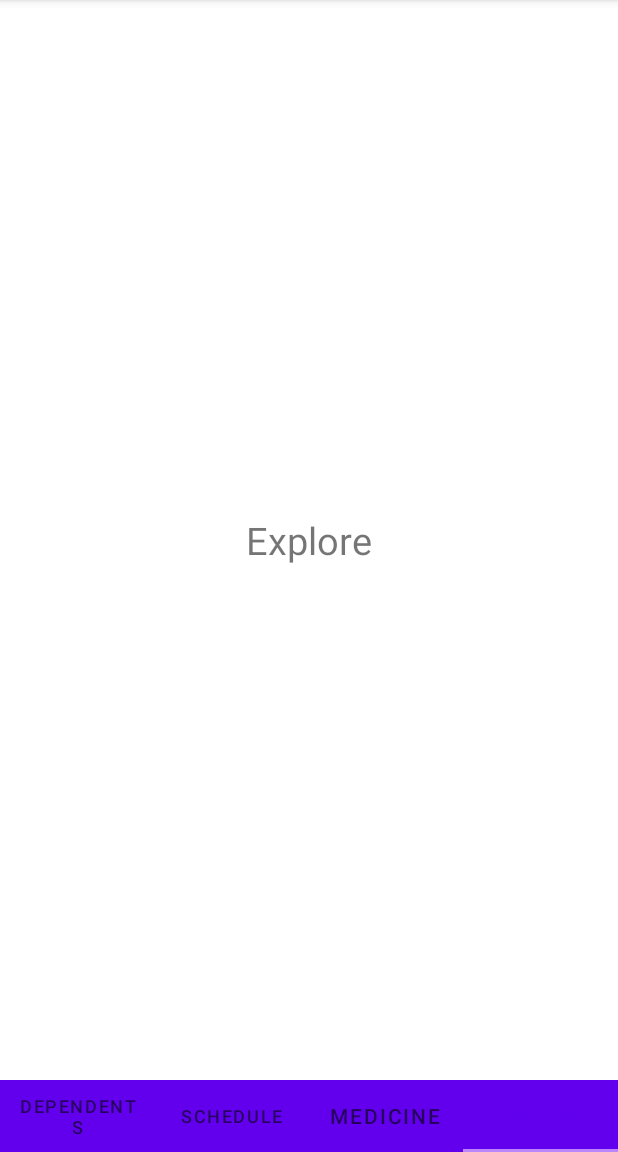
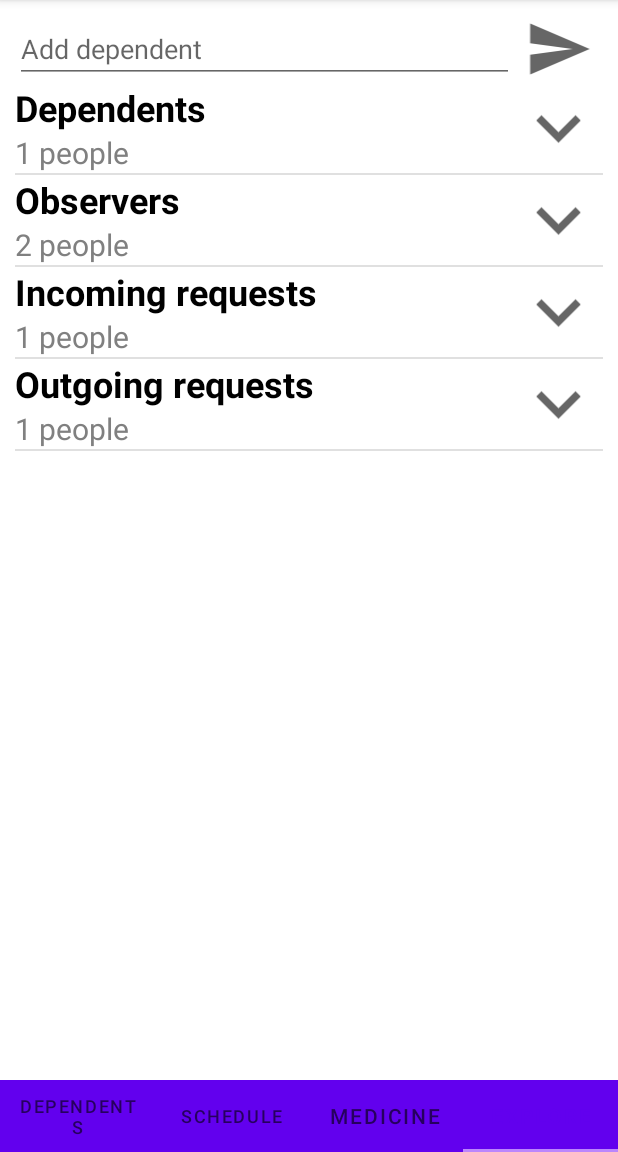
Before and after one commit to OSLL/adfmp1h22-pills-notifier, an Android app: the screen it shows after launch (MainActivity), item 4 of the bottom bar chosen, on a phone screen of 412 x 824 dp, the part 84-1236 px from its top. Run offline under Robolectric (Android 15) with nearby library versions, the phone set to English and light mode, and no system bars.

Commit message:
Add explore tab UI

```diff
--- a/app/src/main/java/com/example/pillnotifier/adapters/DependentWithTakesAdapter.kt
+++ b/app/src/main/java/com/example/pillnotifier/adapters/DependentWithTakesAdapter.kt
@@ -21,12 +21,11 @@ class DependentWithTakesAdapter(
         return DependentWithTakesAdapter.ViewHolder(view)
     }
 
-
     override fun onBindViewHolder(holder: ViewHolder, position: Int) {
         val dependentWithTakes = dependentsWithTakes[position]
 
-        holder.userNameTV.text = dependentWithTakes.name
-        holder.userNicknameTV.text = "@" + dependentWithTakes.nickname
+        holder.userNameTV.text = dependentWithTakes.dependentProfile.name
+        holder.userNicknameTV.text = "@" + dependentWithTakes.dependentProfile.nickname
 
         holder.dependentScheduleRV.adapter =
             MedicineTakeAdapter(context, dependentWithTakes.medicineTakes, Rights.READ)
@@ -52,9 +51,7 @@ class DependentWithTakesAdapter(
         })
     }
 
-    override fun getItemCount(): Int {
-        return dependentsWithTakes.size
-    }
+    override fun getItemCount(): Int = dependentsWithTakes.size
 
     class ViewHolder(itemView: View) : RecyclerView.ViewHolder(itemView) {
         val userNameTV: TextView
--- a/app/src/main/java/com/example/pillnotifier/adapters/MedicineTakeAdapter.kt
+++ b/app/src/main/java/com/example/pillnotifier/adapters/MedicineTakeAdapter.kt
@@ -18,7 +18,7 @@ enum class Rights {
     WRITE
 }
 
-class MedicineTakeAdapter(
+class MedicineTakeAdapter (
     private val context: Context,
     private val medicines: List<MedicineTake>,
     private val rights: Rights
--- /dev/null
+++ b/app/src/main/java/com/example/pillnotifier/adapters/ProfileAdapter.kt
@@ -0,0 +1,32 @@
+package com.example.pillnotifier.adapters
+
+import android.content.Context
+import android.view.LayoutInflater
+import android.view.View
+import android.view.ViewGroup
+import androidx.recyclerview.widget.RecyclerView
+import com.example.pillnotifier.R
+import com.example.pillnotifier.adapters.holders.AbstractProfileViewHolder
+import com.example.pillnotifier.model.Profile
+
+typealias ProfileAdapterCreator<ViewHolderType> =  (Context, List<Profile>) -> ProfileAdapter<ViewHolderType>
+
+class ProfileAdapter<ViewHolderType : AbstractProfileViewHolder>(
+    private val context: Context,
+    private val profiles: List<Profile>,
+    private val profile_item_layout_id: Int,
+    private val holderCreator: (View) -> ViewHolderType
+) : RecyclerView.Adapter<ViewHolderType>() {
+    private val layoutInflater = LayoutInflater.from(context)
+    override fun onCreateViewHolder(parent: ViewGroup, viewType: Int): ViewHolderType {
+        val view: View = layoutInflater.inflate(profile_item_layout_id, parent, false)
+        return holderCreator(view)
+    }
+
+    override fun onBindViewHolder(holder: ViewHolderType, position: Int) {
+        val profile = profiles[position]
+        holder.onBind(profile)
+    }
+
+    override fun getItemCount(): Int = profiles.size
+}
--- /dev/null
+++ b/app/src/main/java/com/example/pillnotifier/adapters/ProfilesListAdapter.kt
@@ -0,0 +1,69 @@
+package com.example.pillnotifier.adapters
+
+import android.content.Context
+import android.view.LayoutInflater
+import android.view.View
+import android.view.ViewGroup
+import android.widget.ImageView
+import android.widget.TextView
+import androidx.recyclerview.widget.DividerItemDecoration
+import androidx.recyclerview.widget.RecyclerView
+import com.example.pillnotifier.R
+import com.example.pillnotifier.adapters.holders.AbstractProfileViewHolder
+import com.example.pillnotifier.model.ProfilesList
+
+class ProfilesListAdapter<ViewHolderType : AbstractProfileViewHolder>(
+    private val context: Context,
+    private val profilesListsWithAdapterCreators: List<Pair<ProfilesList, ProfileAdapterCreator<ViewHolderType>>>,
+) : RecyclerView.Adapter<ProfilesListAdapter.ViewHolder>() {
+    override fun onCreateViewHolder(
+        parent: ViewGroup,
+        viewType: Int
+    ): ProfilesListAdapter.ViewHolder {
+        val view: View =
+            LayoutInflater.from(context).inflate(R.layout.profiles_list, parent, false)
+        return ProfilesListAdapter.ViewHolder(view)
+    }
+
+    override fun onBindViewHolder(holder: ViewHolder, position: Int) {
+        val profilesListWithAdapterCreator = profilesListsWithAdapterCreators[position]
+
+        holder.listNameTV.text = profilesListWithAdapterCreator.first.listName
+        holder.listSizeTV.text =
+            profilesListWithAdapterCreator.first.profiles.size.toString() + " people"
+
+        holder.profilesListRV.adapter = profilesListWithAdapterCreator.second(
+            context,
+            profilesListWithAdapterCreator.first.profiles
+        )
+        holder.profilesListRV.addItemDecoration(
+            DividerItemDecoration(
+                holder.profilesListRV.context,
+                DividerItemDecoration.VERTICAL
+            )
+        )
+
+        holder.showMedsIV.setOnClickListener(object : View.OnClickListener {
+            private var isScheduleGone = true
+            override fun onClick(p0: View?) {
+                if (isScheduleGone) {
+                    holder.profilesListRV.visibility = View.VISIBLE
+                    holder.showMedsIV.setImageResource(R.drawable.close_schedule)
+                } else {
+                    holder.profilesListRV.visibility = View.GONE
+                    holder.showMedsIV.setImageResource(R.drawable.open_schedule)
+                }
+                isScheduleGone = !isScheduleGone
+            }
+        })
+    }
+
+    override fun getItemCount(): Int = profilesListsWithAdapterCreators.size
+
+    class ViewHolder(itemView: View) : RecyclerView.ViewHolder(itemView) {
+        val listNameTV: TextView = itemView.findViewById(R.id.list_name_tv)
+        val listSizeTV: TextView = itemView.findViewById(R.id.list_size_tv)
+        val showMedsIV: ImageView = itemView.findViewById(R.id.show_meds_iv)
+        val profilesListRV: RecyclerView = itemView.findViewById(R.id.profiles_lists_rv)
+    }
+}
--- a/app/src/main/java/com/example/pillnotifier/fragments/DependentsFragment.kt
+++ b/app/src/main/java/com/example/pillnotifier/fragments/DependentsFragment.kt
@@ -24,8 +24,7 @@ class DependentsFragment : Fragment() {
         medicineTakeList.add(MedicineTake(medicine, date, TakeStatus.UNKNOWN))
 
         val dependentWithTakes = DependentWithTakes(
-            "Kimberly White",
-            "kwhite",
+            Profile("Kimberly White", "kwhite"),
             medicineTakeList
         )
         for (i in 1..2)
--- a/app/src/main/java/com/example/pillnotifier/fragments/ExploreFragment.kt
+++ b/app/src/main/java/com/example/pillnotifier/fragments/ExploreFragment.kt
@@ -5,9 +5,41 @@ import androidx.fragment.app.Fragment
 import android.view.LayoutInflater
 import android.view.View
 import android.view.ViewGroup
+import android.widget.EditText
+import android.widget.ImageView
+import android.widget.Toast
+import androidx.recyclerview.widget.DividerItemDecoration
+import androidx.recyclerview.widget.RecyclerView
 import com.example.pillnotifier.R
+import com.example.pillnotifier.adapters.ProfileAdapter
+import com.example.pillnotifier.adapters.ProfileAdapterCreator
+import com.example.pillnotifier.adapters.ProfilesListAdapter
+import com.example.pillnotifier.adapters.holders.AbstractProfileViewHolder
+import com.example.pillnotifier.adapters.holders.RemovableProfileHolder
+import com.example.pillnotifier.adapters.holders.SimpleProfileHolder
+import com.example.pillnotifier.model.Profile
+import com.example.pillnotifier.model.ProfilesList
 
 class ExploreFragment : Fragment() {
+    // TODO in the future change SimpleProfileHolder to other implementations of AbstractProfileViewHolder
+    private val profilesListWithAdaptCreators =
+        mutableListOf<Pair<ProfilesList, ProfileAdapterCreator<AbstractProfileViewHolder>>>(
+            Pair(ProfilesList("Dependents", listOf(
+                    Profile("Sarah Gallagher", "sgallagher"),
+                ))){c, pl -> ProfileAdapter(c, pl, R.layout.removable_user_list_item){ v -> SimpleProfileHolder(v) } },
+
+            Pair(ProfilesList("Observers", listOf(
+                    Profile("Sarah Gallagher", "sgallagher"), Profile("Anna Smith", "asmith")
+                ))){c, pl -> ProfileAdapter(c, pl, R.layout.removable_user_list_item){ v -> SimpleProfileHolder(v) } },
+
+            Pair(ProfilesList("Incoming requests", listOf(
+                    Profile("Kimberly White", "kwhite")
+            ))){c, pl -> ProfileAdapter(c, pl, R.layout.incoming_request_item){ v -> SimpleProfileHolder(v) } },
+
+            Pair(ProfilesList("Outgoing requests", listOf(
+                Profile("Jane Thompson", "jthompson")
+            ))){c, pl -> ProfileAdapter(c, pl, R.layout.outgoing_request_item){ v -> SimpleProfileHolder(v) } },
+            )
 
     override fun onCreate(savedInstanceState: Bundle?) {
         super.onCreate(savedInstanceState)
@@ -17,8 +49,24 @@ class ExploreFragment : Fragment() {
         inflater: LayoutInflater, container: ViewGroup?,
         savedInstanceState: Bundle?
     ): View? {
-        // Inflate the layout for this fragment
-        return inflater.inflate(R.layout.fragment_explore, container, false)
+        val view = inflater.inflate(R.layout.fragment_explore, container, false)
+
+        val recyclerView: RecyclerView = view.findViewById(R.id.profiles_lists_rv)
+        recyclerView.adapter = ProfilesListAdapter(requireContext(), profilesListWithAdaptCreators)
+        recyclerView.addItemDecoration(
+            DividerItemDecoration(
+                recyclerView.context,
+                DividerItemDecoration.VERTICAL
+            )
+        )
+
+        val dependentInput: EditText = view.findViewById(R.id.dependent_input)
+        val searchIV: ImageView = view.findViewById(R.id.search_iv)
+        searchIV.setOnClickListener{ v ->
+            Toast.makeText(context, "Not found user @${dependentInput.text}", Toast.LENGTH_LONG).show()
+        }
+
+        return view
     }
 
 }
--- a/app/src/main/java/com/example/pillnotifier/model/DependentWithTakes.kt
+++ b/app/src/main/java/com/example/pillnotifier/model/DependentWithTakes.kt
@@ -1,3 +1,3 @@
 package com.example.pillnotifier.model
 
-class DependentWithTakes(val name: String, val nickname: String, val medicineTakes: List<MedicineTake>)
+class DependentWithTakes(val dependentProfile: Profile, val medicineTakes: List<MedicineTake>)
--- /dev/null
+++ b/app/src/main/java/com/example/pillnotifier/model/Profile.kt
@@ -0,0 +1,10 @@
+package com.example.pillnotifier.model
+
+class Profile(name: String, nickname: String) {
+    var name: String = name
+        private set
+    var nickname: String = nickname
+        private set
+}
+
+class ProfilesList(val listName: String, val profiles: List<Profile>)
--- /dev/null
+++ b/app/src/main/res/drawable/send_request.xml
@@ -0,0 +1,11 @@
+<vector xmlns:android="http://schemas.android.com/apk/res/android"
+    android:width="24dp"
+    android:height="24dp"
+    android:viewportWidth="24"
+    android:viewportHeight="24"
+    android:tint="?attr/colorControlNormal"
+    android:autoMirrored="true">
+  <path
+      android:fillColor="@android:color/white"
+      android:pathData="M2.01,21L23,12 2.01,3 2,10l15,2 -15,2z"/>
+</vector>
--- a/app/src/main/res/layout/fragment_explore.xml
+++ b/app/src/main/res/layout/fragment_explore.xml
@@ -1,15 +1,52 @@
 <?xml version="1.0" encoding="utf-8"?>
 <RelativeLayout xmlns:android="http://schemas.android.com/apk/res/android"
+    xmlns:app="http://schemas.android.com/apk/res-auto"
     xmlns:tools="http://schemas.android.com/tools"
     android:layout_width="match_parent"
     android:layout_height="match_parent"
     tools:context=".fragments.ExploreFragment">
 
-    <TextView
-        android:layout_width="wrap_content"
-        android:layout_height="wrap_content"
-        android:text="Explore"
-        android:textSize="25sp"
-        android:layout_centerInParent="true"/>
+    <LinearLayout
+        android:layout_width="match_parent"
+        android:layout_height="match_parent"
+        android:orientation="vertical"
+        android:layout_marginTop="10dp"
+        android:layout_marginBottom="10dp"
+        android:layout_marginLeft="10dp"
+        android:layout_marginRight="10dp"
+        >
+
+        <LinearLayout
+            android:layout_width="match_parent"
+            android:layout_height="wrap_content">
+
+            <EditText
+                android:id="@+id/dependent_input"
+                android:layout_width="0dp"
+                android:layout_height="wrap_content"
+                android:layout_weight="85"
+                android:hint="Add dependent" />
+            <ImageView
+                android:id="@+id/search_iv"
+                android:layout_width="0dp"
+                android:layout_height="match_parent"
+                android:layout_weight="15"
+                android:scaleType="fitCenter"
+                android:src="@drawable/send_request" />
+
+        </LinearLayout>
+
+        <androidx.recyclerview.widget.RecyclerView
+            android:id="@+id/profiles_lists_rv"
+            android:layout_width="match_parent"
+            android:layout_height="match_parent"
+
+            app:layoutManager="androidx.recyclerview.widget.LinearLayoutManager"
+
+            app:layout_constraintBottom_toBottomOf="parent"
+            app:layout_constraintLeft_toLeftOf="parent"
+            app:layout_constraintRight_toRightOf="parent"
+            app:layout_constraintTop_toTopOf="parent" />
+    </LinearLayout>
 
 </RelativeLayout>
--- /dev/null
+++ b/app/src/main/res/layout/profiles_list.xml
@@ -0,0 +1,65 @@
+<?xml version="1.0" encoding="utf-8"?>
+<LinearLayout xmlns:android="http://schemas.android.com/apk/res/android"
+    xmlns:app="http://schemas.android.com/apk/res-auto"
+    android:layout_width="match_parent"
+    android:layout_height="wrap_content"
+    android:orientation="vertical">
+
+    <LinearLayout
+        android:layout_width="match_parent"
+        android:layout_height="wrap_content">
+
+        <LinearLayout
+            android:layout_weight="85"
+            android:layout_width="0dp"
+            android:layout_height="wrap_content"
+            android:orientation="vertical">
+
+            <TextView
+                android:id="@+id/list_name_tv"
+                android:layout_width="wrap_content"
+                android:layout_height="wrap_content"
+                android:text="@string/user_list_name_example"
+                android:textColor="@color/black"
+                android:textSize="24sp"
+                android:textStyle="bold"
+                app:layout_constraintLeft_toLeftOf="parent"
+
+                app:layout_constraintTop_toTopOf="parent" />
+
+
+            <TextView
+                android:id="@+id/list_size_tv"
+                android:layout_width="wrap_content"
+                android:layout_height="wrap_content"
+                android:text="@string/user_list_size_example"
+                android:textColor="@color/grey"
+                android:textSize="20sp"
+                app:layout_constraintLeft_toLeftOf="parent"
+                app:layout_constraintTop_toTopOf="@+id/take_time_tv" />
+        </LinearLayout>
+
+        <ImageView
+            android:id="@+id/show_meds_iv"
+            android:layout_width="0dp"
+            android:layout_height="match_parent"
+            android:layout_weight="15"
+            android:background="@color/white"
+            android:scaleType="fitCenter"
+            android:src="@drawable/open_schedule" />
+    </LinearLayout>
+
+    <androidx.recyclerview.widget.RecyclerView
+        android:id="@+id/profiles_lists_rv"
+        android:layout_width="match_parent"
+        android:layout_height="wrap_content"
+        android:visibility="gone"
+
+        app:layoutManager="androidx.recyclerview.widget.LinearLayoutManager"
+
+        app:layout_constraintLeft_toLeftOf="parent"
+        app:layout_constraintRight_toRightOf="parent"
+        app:layout_constraintTop_toTopOf="parent"
+        app:layout_constraintBottom_toBottomOf="parent"
+        />
+</LinearLayout>
--- a/app/src/main/res/layout/user_item.xml
+++ b/app/src/main/res/layout/user_item.xml
@@ -18,7 +18,7 @@
         android:id="@+id/user_name_and_nickname_ll"
         android:layout_width="0dp"
         android:layout_height="wrap_content"
-        android:layout_weight="60"
+        android:layout_weight="75"
         android:orientation="vertical">
 
         <TextView
--- a/app/src/main/res/values/strings.xml
+++ b/app/src/main/res/values/strings.xml
@@ -13,4 +13,10 @@
     <string name="take_time_example">08:00</string>
     <string name="user_name_example">Kimberly White</string>
     <string name="nickname_example">\@kwhite</string>
+    <string name="user_list_name_example">Dependents</string>
+    <string name="user_list_size_example">2 people</string>
+    <string name="remove">Remove</string>
+    <string name="accept">Accept</string>
+    <string name="decline">Decline</string>
+    <string name="withdraw">Withdraw</string>
 </resources>
```
Also changed, not shown: app/src/main/java/com/example/pillnotifier/adapters/holders/AbstactProfileHolder.kt (added, +9 -0 lines), app/src/main/java/com/example/pillnotifier/adapters/holders/RemovableProfileHolder.kt (added, +24 -0 lines), app/src/main/java/com/example/pillnotifier/adapters/holders/SimpleProfileHolder.kt (added, +23 -0 lines), app/src/main/res/layout/incoming_request_item.xml (added, +45 -0 lines), app/src/main/res/layout/outgoing_request_item.xml (added, +33 -0 lines), app/src/main/res/layout/removable_user_list_item.xml (added, +32 -0 lines).
